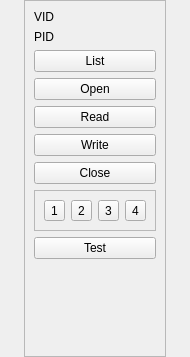
RinatB2017/mega_GIT, file Qt/mega_git_tests/Test_HID_device/src/HID_device/src/ui/HID_device.ui: the form before one commit.
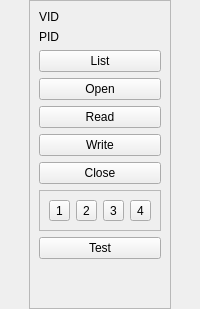
The form after the commit. Custom widgets are drawn as their Qt base class.

What changed in the file:
```diff
--- a/Qt/mega_git_tests/Test_HID_device/src/HID_device/src/ui/HID_device.ui
+++ b/Qt/mega_git_tests/Test_HID_device/src/HID_device/src/ui/HID_device.ui
@@ -2,13 +2,11 @@
 <ui version="4.0">
  <class>HID_device</class>
  <widget class="QWidget" name="HID_device">
-  <property name="geometry">
-   <rect>
-    <x>0</x>
-    <y>0</y>
-    <width>190</width>
-    <height>357</height>
-   </rect>
+  <property name="sizePolicy">
+   <sizepolicy hsizetype="Fixed" vsizetype="Preferred">
+    <horstretch>0</horstretch>
+    <verstretch>0</verstretch>
+   </sizepolicy>
   </property>
   <property name="windowTitle">
    <string>HID_device</string>
```
